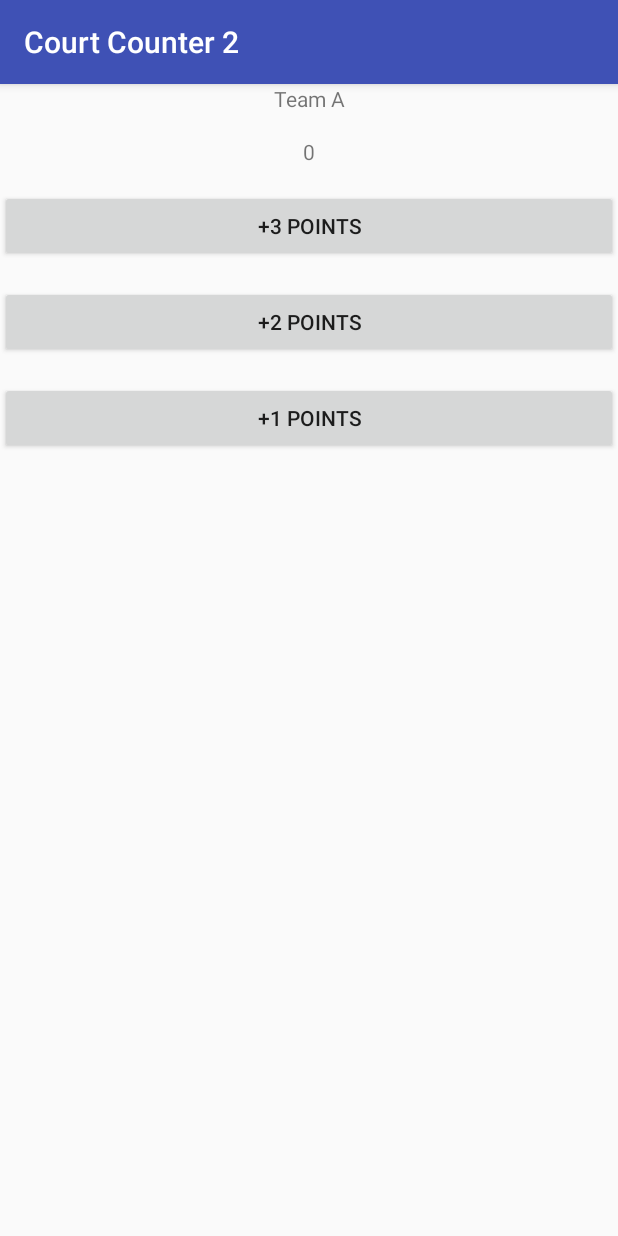
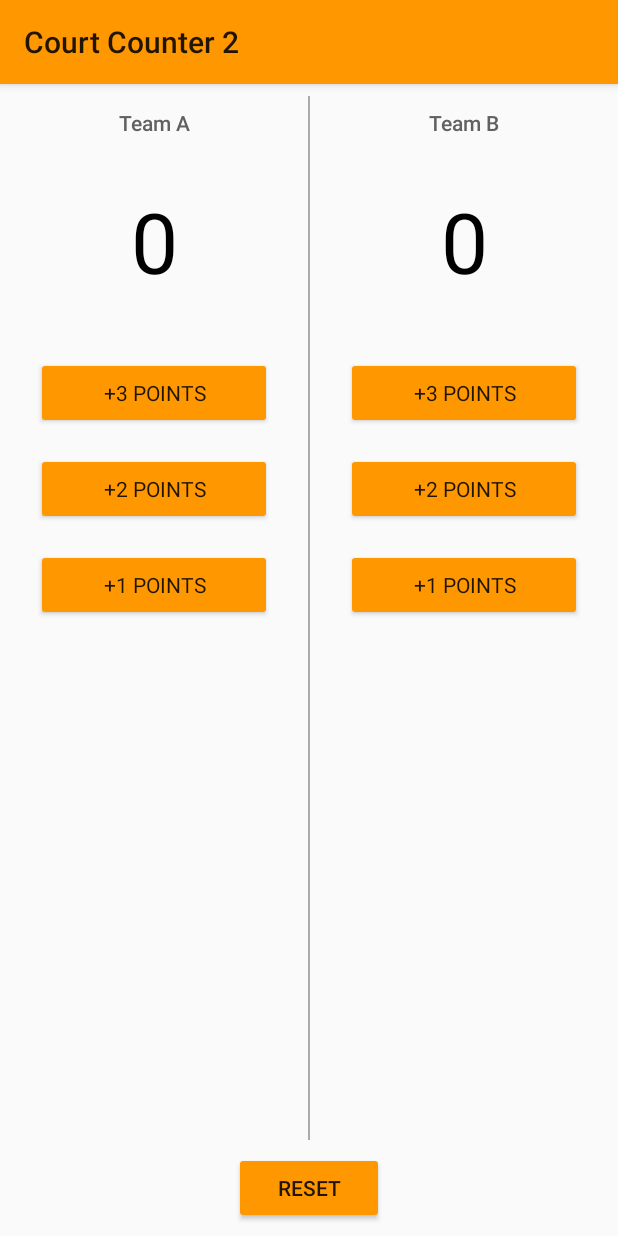
Before and after one commit to b-air/CourtCounter2, an Android app: the screen it shows after launch (MainActivity), on a phone screen of 412 x 824 dp. Run offline under Robolectric (Android 15) with nearby library versions, the phone set to English and light mode, and no system bars.

Commit message:
final project

```diff
--- a/app/src/main/java/com/example/android/courtcounter2/MainActivity.java
+++ b/app/src/main/java/com/example/android/courtcounter2/MainActivity.java
@@ -2,11 +2,14 @@ package com.example.android.courtcounter2;
 
 import android.support.v7.app.AppCompatActivity;
 import android.os.Bundle;
+import android.view.View;
 import android.widget.TextView;
 
 import com.example.android.courtcounter2.R;
 
 public class MainActivity extends AppCompatActivity {
+    int scoreTeamA = 0;
+    int scoreTeamB = 0;
 
     @Override
     protected void onCreate(Bundle savedInstanceState) {
@@ -21,4 +24,50 @@ public class MainActivity extends AppCompatActivity {
         TextView scoreView = (TextView) findViewById(R.id.team_a_score);
         scoreView.setText(String.valueOf(score));
     }
+
+    public void add3PointsA(View view){
+        scoreTeamA = scoreTeamA + 3;
+        displayForTeamA(scoreTeamA);
+    }
+
+    public void add2PointsA(View view){
+        scoreTeamA = scoreTeamA + 2;
+        displayForTeamA(scoreTeamA);
+    }
+    public void add1PointsA(View view){
+        scoreTeamA = scoreTeamA + 1;
+        displayForTeamA(scoreTeamA);
+    }
+
+    /**
+     * Displays the given score for Team B.
+     */
+    public void displayForTeamB(int score) {
+        TextView scoreView = (TextView) findViewById(R.id.team_b_score);
+        scoreView.setText(String.valueOf(score));
+    }
+
+    public void add3PointsB(View view){
+        scoreTeamB = scoreTeamB + 3;
+        displayForTeamB(scoreTeamB);
+    }
+
+    public void add2PointsB(View view){
+        scoreTeamB = scoreTeamB + 2;
+        displayForTeamB(scoreTeamB);
+    }
+    public void add1PointsB(View view){
+        scoreTeamB = scoreTeamB + 1;
+        displayForTeamB(scoreTeamB);
+    }
+
+    /**
+     *  Reset
+     */
+    public void reset(View view){
+        scoreTeamA = 0;
+        scoreTeamB = 0;
+        displayForTeamA(scoreTeamA);
+        displayForTeamB(scoreTeamB);
+    }
 }
--- a/app/src/main/res/layout/activity_main.xml
+++ b/app/src/main/res/layout/activity_main.xml
@@ -1,47 +1,141 @@
-<?xml version="1.0" encoding="utf-8"?>
 <LinearLayout xmlns:android="http://schemas.android.com/apk/res/android"
     xmlns:app="http://schemas.android.com/apk/res-auto"
     xmlns:tools="http://schemas.android.com/tools"
     android:layout_width="match_parent"
     android:layout_height="match_parent"
+    android:orientation="vertical">
+
+    <LinearLayout
+        android:layout_width="match_parent"
+        android:layout_height="match_parent"
+        android:layout_weight="1"
+        android:orientation="horizontal">
+        v
+
+        <LinearLayout
+            android:layout_width="0dp"
+            android:layout_height="match_parent"
+            android:layout_weight="1"
             android:orientation="vertical"
             tools:context="com.example.android.courtcounter2.MainActivity">
 
             <TextView
+                style="@style/TextViews"
                 android:layout_width="match_parent"
                 android:layout_height="wrap_content"
+                android:layout_marginBottom="8dp"
                 android:gravity="center_horizontal"
-        android:layout_marginBottom="8dp"
-        android:text="Team A"/>
+                android:text="Team A" />
 
             <TextView
                 android:id="@+id/team_a_score"
+                style="@style/Scores"
                 android:layout_width="match_parent"
                 android:layout_height="wrap_content"
+                android:layout_marginBottom="8dp"
+                android:layout_marginTop="8dp"
                 android:gravity="center_horizontal"
-        android:layout_marginTop="8dp"
-        android:layout_marginBottom="8dp"
-        android:text="0"/>
+                android:text="0" />
 
             <Button
+                style="@style/Btn"
                 android:layout_width="match_parent"
                 android:layout_height="wrap_content"
+                android:layout_marginBottom="8dp"
                 android:layout_marginTop="8dp"
-        android:layout_marginBottom="8dp"
+                android:onClick="add3PointsA"
                 android:text="+3 POINTS" />
 
             <Button
+                style="@style/Btn"
                 android:layout_width="match_parent"
                 android:layout_height="wrap_content"
+                android:layout_marginBottom="8dp"
                 android:layout_marginTop="8dp"
-        android:layout_marginBottom="8dp"
+                android:onClick="add2PointsA"
                 android:text="+2 POINTS" />
 
             <Button
+                style="@style/Btn"
                 android:layout_width="match_parent"
                 android:layout_height="wrap_content"
+                android:layout_marginBottom="8dp"
                 android:layout_marginTop="8dp"
-        android:layout_marginBottom="8dp"
+                android:onClick="add1PointsA"
                 android:text="+1 POINTS" />
 
         </LinearLayout>
+
+        <View
+            android:layout_width="1dp"
+            android:layout_height="match_parent"
+            android:layout_marginTop="8dp"
+            android:background="@android:color/darker_gray" />
+
+        <LinearLayout
+            android:layout_width="0dp"
+            android:layout_height="match_parent"
+            android:layout_weight="1"
+            android:orientation="vertical"
+            tools:context="com.example.android.courtcounter2.MainActivity">
+
+            <TextView
+                style="@style/TextViews"
+                android:layout_width="match_parent"
+                android:layout_height="wrap_content"
+                android:layout_marginBottom="8dp"
+                android:gravity="center_horizontal"
+                android:text="Team B" />
+
+            <TextView
+                android:id="@+id/team_b_score"
+                style="@style/Scores"
+                android:layout_width="match_parent"
+                android:layout_height="wrap_content"
+                android:layout_marginBottom="8dp"
+                android:layout_marginTop="8dp"
+                android:gravity="center_horizontal"
+                android:text="0" />
+
+            <Button
+                style="@style/Btn"
+                android:layout_width="match_parent"
+                android:layout_height="wrap_content"
+                android:layout_marginBottom="8dp"
+                android:layout_marginTop="8dp"
+                android:onClick="add3PointsB"
+                android:text="+3 POINTS" />
+
+            <Button
+                style="@style/Btn"
+                android:layout_width="match_parent"
+                android:layout_height="wrap_content"
+                android:layout_marginBottom="8dp"
+                android:layout_marginTop="8dp"
+                android:onClick="add2PointsB"
+                android:text="+2 POINTS" />
+
+            <Button
+                style="@style/Btn"
+                android:layout_width="match_parent"
+                android:layout_height="wrap_content"
+                android:layout_marginBottom="8dp"
+                android:layout_marginTop="8dp"
+                android:onClick="add1PointsB"
+                android:text="+1 POINTS" />
+
+        </LinearLayout>
+
+    </LinearLayout>
+
+    <Button
+        android:layout_width="100dp"
+        android:layout_height="wrap_content"
+        android:layout_gravity="center"
+        android:layout_marginBottom="8dp"
+        android:layout_marginTop="8dp"
+        android:onClick="reset"
+        android:text="RESET" />
+
+
+</LinearLayout>
--- a/app/src/main/res/values/styles.xml
+++ b/app/src/main/res/values/styles.xml
@@ -1,11 +1,32 @@
 <resources>
-
     <!-- Base application theme. -->
-    <style name="AppTheme" parent="Theme.AppCompat.Light.DarkActionBar">
-        <!-- Customize your theme here. -->
-        <item name="colorPrimary">@color/colorPrimary</item>
-        <item name="colorPrimaryDark">@color/colorPrimaryDark</item>
-        <item name="colorAccent">@color/colorAccent</item>
+    <style name="AppTheme" parent="Theme.AppCompat.Light">
+        <!-- Primary theme color of the app (sets background color of app bar) -->
+        <item name="colorPrimary">#FF9800</item>
+        <!-- Background color of buttons in the app -->
+        <item name="colorButtonNormal">#FF9800</item>
     </style>
 
+    <style name="TextViews" parent="@style/AppTheme">
+        <item name="android:textSize">14sp</item>
+        <item name="android:fontFamily">sans-serif-medium</item>
+        <item name="android:textColor">#616161</item>
+        <item name="android:paddingTop">16dp</item>
+        <item name="android:paddingBottom">16dp</item>
+    </style>
+
+    <style name="Scores" parent="@style/AppTheme">
+        <item name="android:textSize">56sp</item>
+        <item name="android:fontFamily">sans-serif</item>
+        <item name="android:textColor">#000000</item>
+
+        <item name="android:paddingBottom">24dp</item>
+    </style>
+
+    <style name="Btn" parent="@style/AppTheme">
+        <item name="android:layout_marginRight">24dp</item>
+        <item name="android:layout_marginBottom">8dp</item>
+        <item name="android:layout_marginLeft">24dp</item>
+
+    </style>
 </resources>
```
Lines whose indentation alone changed are shown as unchanged.
